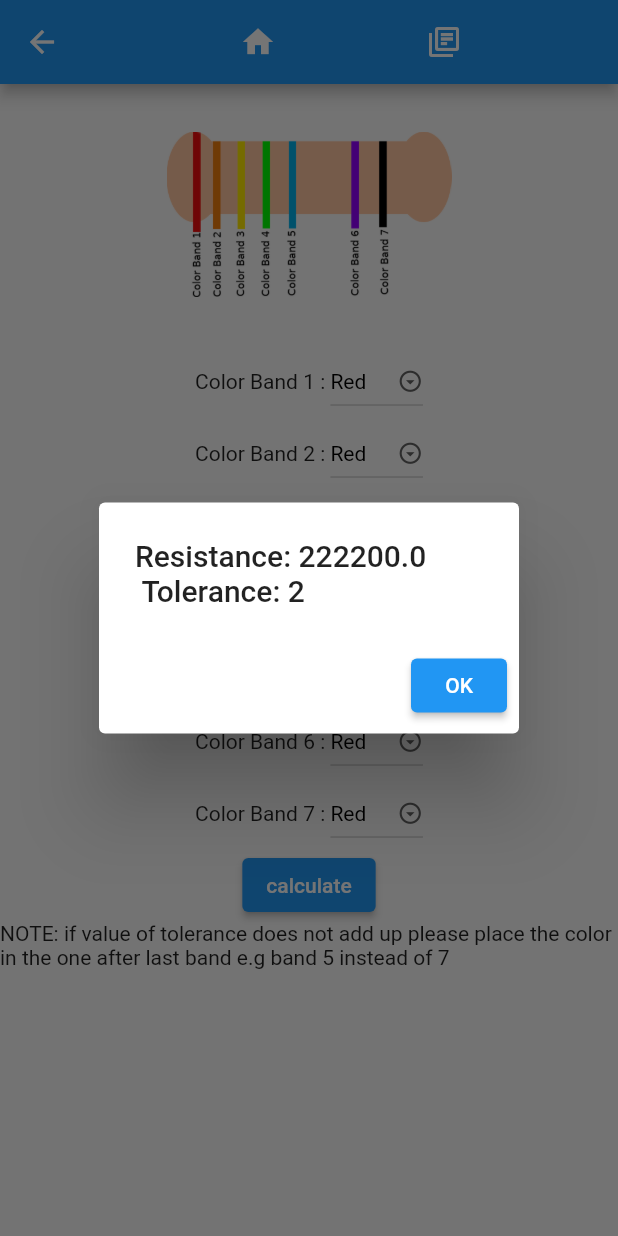
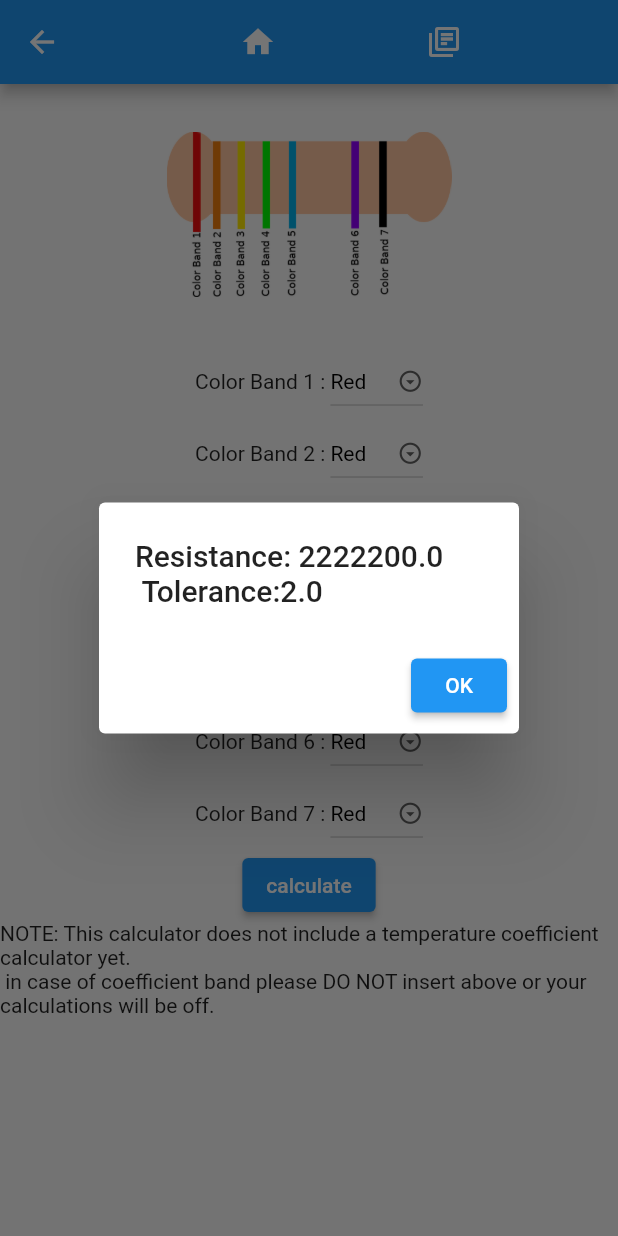
Before and after one commit to SimpleSamson/waya, a Flutter app: the ResistorCalc screen opened directly, after a tap on "calculate", on a phone screen of 412 x 824 dp. Run offline on Flutter 3.47's test engine with Material 2 defaults, Android fonts, the phone set to English and light mode, and no system bars; our stand-ins replace file_picker, webview_flutter; missing offline and left inert: advance_pdf_viewer, dart:ffi.

Commit message:
works 98% plus resistorcalc.dart tolerance is 100%
Signed-off-by: mzito <admin@airesol.org>

```diff
--- a/lib/resistorcalc.dart
+++ b/lib/resistorcalc.dart
@@ -80,9 +80,20 @@ class ResistorCalcState extends State<ResistorCalc>{
       }
     }
 
+    //get tolerance
+    List<String?> toleranceV = [ColorToValue(cb1dropdownValue)!.tolerance.toString(), ColorToValue(cb2dropdownValue)!.tolerance.toString(), ColorToValue(cb3dropdownValue)?.tolerance.toString(), ColorToValue(cb4dropdownValue)?.tolerance.toString(), ColorToValue(cb5dropdownValue)?.tolerance.toString(), ColorToValue(cb6dropdownValue)?.tolerance.toString(), ColorToValue(cb7dropdownValue)?.tolerance.toString()];
+    print('tolerance is $toleranceV');
+   // get the cbx at position of last non null value
+    List<String> toleranceBandValues = toleranceV.toString().replaceAll(RegExp(r', null'),'').replaceAll(RegExp(r']'), '').replaceAll(RegExp(r'\['), '').split(','); //remove null values
+    int toleranceBandPostion = toleranceBandValues.length - 1;
+    double toleranceValue = double.parse(toleranceBandValues[toleranceBandPostion]);
+    print('this is tolerance $toleranceValue');
+    ToleranceCBValue = toleranceValue.toString();
 
     ///getting multiplier
-    List<String> resV = [ColorToValue(cb1dropdownValue)!.Digit.toString(), ColorToValue(cb2dropdownValue)!.Digit.toString(), ColorToValue(cb3dropdownValue)!.Digit.toString(), ColorToValue(cb4dropdownValue)!.Digit.toString()];
+    List<String?> resV = [ColorToValue(cb1dropdownValue)!.Digit.toString(), ColorToValue(cb2dropdownValue)!.Digit.toString(), ColorToValue(cb3dropdownValue)?.Digit.toString(), ColorToValue(cb4dropdownValue)?.Digit.toString(), ColorToValue(cb5dropdownValue)?.Digit.toString(), ColorToValue(cb6dropdownValue)?.Digit.toString()];//, ColorToValue(cb7dropdownValue)?.Digit.toString()];
+    print('resv is $resV');
+    print('ndo jio ');//${ColorToValue(cb4dropdownValue ?? cb3dropdownValue)!.Digit.toString() ?? '17'}');
     List<String> multiplerBandValues = resV.toString().replaceAll(RegExp(r', null'),'').replaceAll(RegExp(r']'), '').replaceAll(RegExp(r'\['), '').split(','); //remove null values
     int multiplierBandPosition = multiplerBandValues.length - 1;
     double multiplierExponent = double.parse(multiplerBandValues[multiplierBandPosition]);
@@ -99,7 +110,7 @@ class ResistorCalcState extends State<ResistorCalc>{
 //    it did return resistorBandValues without nullfor a short whle when the take while is used allBands certain way
 //    print( 'before removal $resistorBandValues');
    // var xyz =resistorBandValues.takeWhile((value) => value.replaceAll(RegExp(r',null'), ''));//.contains('null'));    //remove null values
-    var xyz = resistorBandValues.elementAt(resistorBandValues.length -1);//(element) => element == element[element.length - 1]);//.takeWhile((value) => value == resistorBandValues[resistorBandValues.length - 1]);//.takeWhile((value) => value.replaceAll(RegExp(r',null'), ''));//.contains('null'));    //remove null values
+    var xyz = resistorBandValues.elementAt(resistorBandValues.length - 1);//(element) => element == element[element.length - 1]);//.takeWhile((value) => value == resistorBandValues[resistorBandValues.length - 1]);//.takeWhile((value) => value.replaceAll(RegExp(r',null'), ''));//.contains('null'));    //remove null values
     print('last digit is $xyz');
     //var xy = xyz.toList();//.removeLast();    //show the last value
    // print('second is $xy');
@@ -107,7 +118,7 @@ class ResistorCalcState extends State<ResistorCalc>{
     // ToleranceCBValue = resistorBandValues.removeWhere((element) => element == null);
     // var x = ToleranceCBValue?.removeLast();
 
-    final resistorBands1 = resistorBandValues.remove(resistorBandValues[resistorBandValues.length - 1]); //remove last digit
+   // final resistorBands1 = resistorBandValues.remove(resistorBandValues[resistorBandValues.length - 1]); //remove last digit
     final removelast = resistorBandValues.remove(resistorBandValues[resistorBandValues.length - 1]); //TODO NOTE this is a bit contentious coz it removes a value that is needed???????
     //TODO: capacitor calc in form of 104 meaning 0.1uF
     String digitSum = resistorBandValues.join('').replaceAll(RegExp(r' '), ''); //joined values
@@ -122,7 +133,7 @@ class ResistorCalcState extends State<ResistorCalc>{
 
 //    ToleranceCBValue = resistorBandValues.where((element) => element[element.length -1] == true).toString; //get tolerance
     //ToleranceCBValue = resistorBandValues.takeWhile((value) => value[value.length - 1] == true).toString();
-    ToleranceCBValue = xyz; //this works//resistorBandValues.removeLast();//.takeWhile((value) => value == value[value.length-1]) as String?;
+    //ToleranceCBValue = xyz; //this works//resistorBandValues.removeLast();//.takeWhile((value) => value == value[value.length-1]) as String?;
     print('after removal $ToleranceCBValue');
   }
   @override
@@ -359,7 +370,8 @@ class ResistorCalcState extends State<ResistorCalc>{
                           );
                         });
                       }, child: const Text("calculate")),
-                  Text('NOTE: if value of tolerance does not add up please place the color in the one after last band e.g band 5 instead of 7'),
+//                  Text('NOTE: if value of tolerance does not add up please place the color in the one after last band e.g band 5 instead of 7'),
+                  Text('NOTE: This calculator does not include a temperature coefficient calculator yet. \n in case of coefficient band please DO NOT insert above or your calculations will be off.'), //TODO add coefficient calculator
 
                 ],
               ),
```
